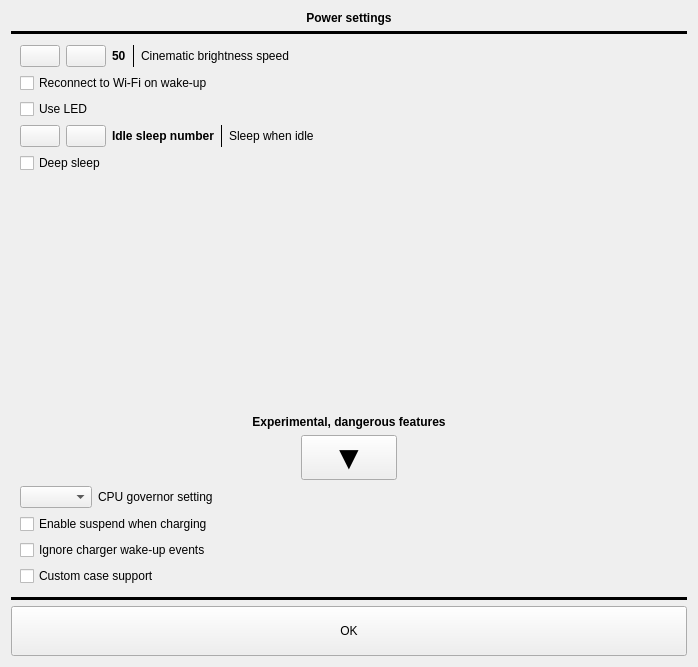
The window that src/settings/powerdaemonsettings.ui (Quill-OS/quill) describes before a commit, drawn with Qt 5.
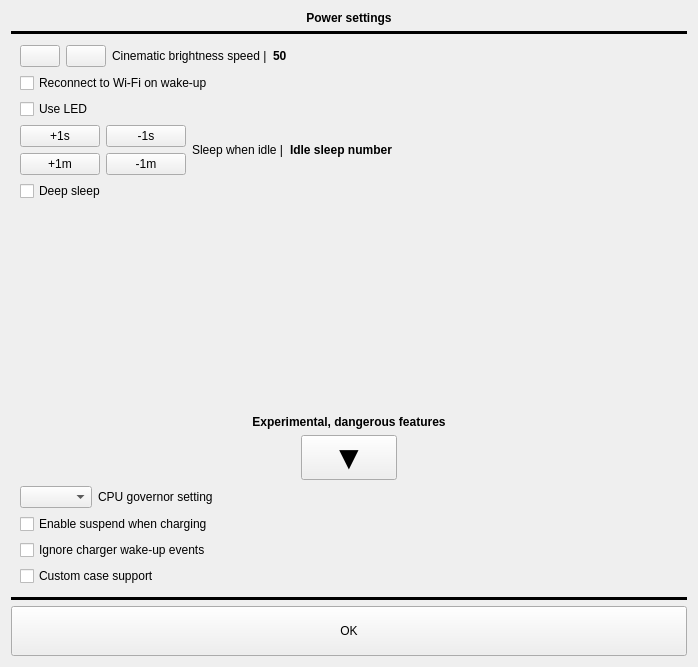
The same window after the commit.

Commit message: better idle time choosing

What changed in the file:
```diff
--- a/src/settings/powerdaemonsettings.ui
+++ b/src/settings/powerdaemonsettings.ui
@@ -75,7 +75,7 @@
         <x>0</x>
         <y>0</y>
         <width>680</width>
-        <height>545</height>
+        <height>553</height>
        </rect>
       </property>
       <layout class="QVBoxLayout" name="verticalLayout_3">
@@ -113,6 +113,19 @@
            </property>
           </widget>
          </item>
+         <item>
+          <widget class="QLabel" name="label">
+           <property name="font">
+            <font>
+             <weight>50</weight>
+             <bold>false</bold>
+            </font>
+           </property>
+           <property name="text">
+            <string>Cinematic brightness speed |</string>
+           </property>
+          </widget>
+         </item>
          <item>
           <widget class="QLabel" name="CBSLabel">
            <property name="font">
@@ -126,29 +139,6 @@
            </property>
           </widget>
          </item>
-         <item>
-          <widget class="Line" name="line_3">
-           <property name="frameShadow">
-            <enum>QFrame::Plain</enum>
-           </property>
-           <property name="orientation">
-            <enum>Qt::Vertical</enum>
-           </property>
-          </widget>
-         </item>
-         <item>
-          <widget class="QLabel" name="label">
-           <property name="font">
-            <font>
-             <weight>50</weight>
-             <bold>false</bold>
-            </font>
-           </property>
-           <property name="text">
-            <string>Cinematic brightness speed</string>
-           </property>
-          </widget>
-         </item>
          <item>
           <spacer name="horizontalSpacer">
            <property name="orientation">
@@ -215,6 +205,10 @@
        <item>
         <layout class="QHBoxLayout" name="horizontalLayout_4">
          <item>
+          <layout class="QVBoxLayout" name="verticalLayout_4">
+           <item>
+            <layout class="QHBoxLayout" name="horizontalLayout_11">
+             <item>
           <widget class="QPushButton" name="idleSleepIncreaseBtn">
            <property name="sizePolicy">
             <sizepolicy hsizetype="Maximum" vsizetype="Fixed">
@@ -223,7 +217,7 @@
             </sizepolicy>
            </property>
            <property name="text">
-            <string/>
+                <string>+1s</string>
            </property>
           </widget>
          </item>
@@ -236,7 +230,54 @@
             </sizepolicy>
            </property>
            <property name="text">
-            <string/>
+                <string>-1s</string>
+               </property>
+              </widget>
+             </item>
+            </layout>
+           </item>
+           <item>
+            <layout class="QHBoxLayout" name="horizontalLayout_12">
+             <item>
+              <widget class="QPushButton" name="idleSleepIncreaseMBtn">
+               <property name="sizePolicy">
+                <sizepolicy hsizetype="Maximum" vsizetype="Fixed">
+                 <horstretch>0</horstretch>
+                 <verstretch>0</verstretch>
+                </sizepolicy>
+               </property>
+               <property name="text">
+                <string>+1m</string>
+               </property>
+              </widget>
+             </item>
+             <item>
+              <widget class="QPushButton" name="idleSleepDecreaseMBtn">
+               <property name="sizePolicy">
+                <sizepolicy hsizetype="Maximum" vsizetype="Fixed">
+                 <horstretch>0</horstretch>
+                 <verstretch>0</verstretch>
+                </sizepolicy>
+               </property>
+               <property name="text">
+                <string>-1m</string>
+               </property>
+              </widget>
+             </item>
+            </layout>
+           </item>
+          </layout>
+         </item>
+         <item>
+          <widget class="QLabel" name="label_5">
+           <property name="font">
+            <font>
+             <weight>50</weight>
+             <bold>false</bold>
+            </font>
+           </property>
+           <property name="text">
+            <string>Sleep when idle |</string>
            </property>
           </widget>
          </item>
@@ -253,29 +294,6 @@
            </property>
           </widget>
          </item>
-         <item>
-          <widget class="Line" name="line_4">
-           <property name="frameShadow">
-            <enum>QFrame::Plain</enum>
-           </property>
-           <property name="orientation">
-            <enum>Qt::Vertical</enum>
-           </property>
-          </widget>
-         </item>
-         <item>
-          <widget class="QLabel" name="label_5">
-           <property name="font">
-            <font>
-             <weight>50</weight>
-             <bold>false</bold>
-            </font>
-           </property>
-           <property name="text">
-            <string>Sleep when idle</string>
-           </property>
-          </widget>
-         </item>
          <item>
           <spacer name="horizontalSpacer_9">
            <property name="orientation">
```
Lines whose indentation alone changed are shown as unchanged. The commit also changes 2 other files.
